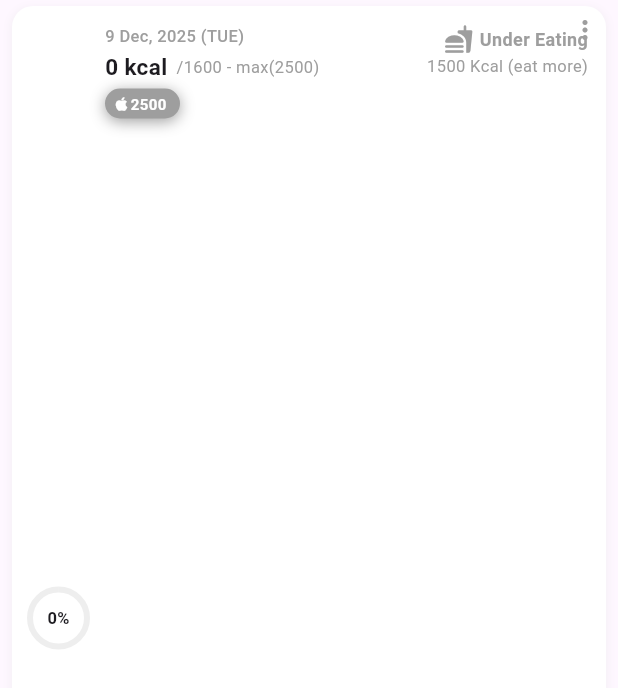
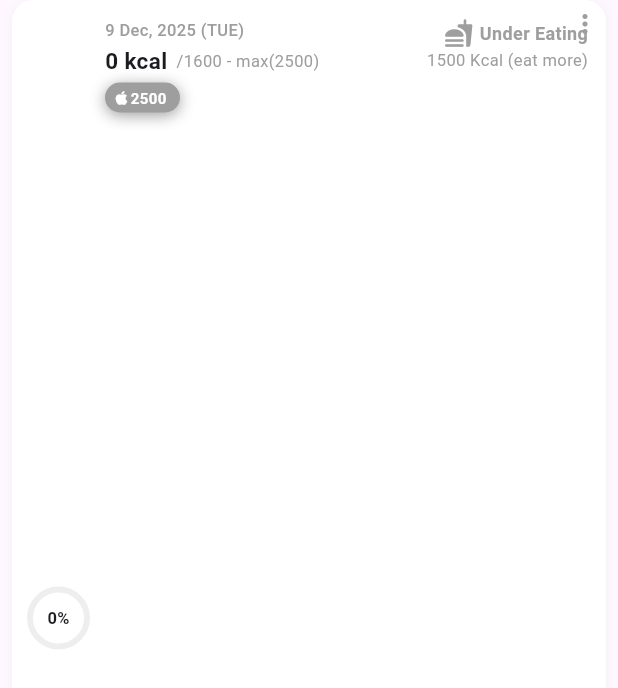
Before and after one commit to AshwaniDev101/Flutter-Calio-Firebase-Drift, a Flutter app: the _DayCard widget shown alone on an empty page, opened directly with empty values, on a phone screen of 412 x 824 dp. Shown: the top 688 px of the screen. Run offline on Flutter 3.47's test engine with Material 3 defaults, Android fonts, the phone set to English and light mode, and no system bars; our stand-ins replace cloud_firestore, firebase_core, logger, rxdart; accounts and stored records are empty; generated files the repository leaves out were written again.

Commit message:
ui: adjust margins and update opacity syntax in `listview.dart`
- Reduced vertical margin from 4 to 0 in the user history container layout.
- Replaced `withOpacity(0.3)` with `withValues(alpha: 0.3)` for box shadow styling.

```diff
--- a/lib/pages/user_history/widgets/listview.dart
+++ b/lib/pages/user_history/widgets/listview.dart
@@ -70,13 +70,13 @@ class _DayCard extends StatelessWidget {
     final formattedDate = DateFormat('d MMM, y').format(dateTime);
 
     return Container(
-      margin: const EdgeInsets.symmetric(horizontal: 8, vertical: 4),
+      margin: const EdgeInsets.symmetric(horizontal: 8, vertical: 0),
       decoration: BoxDecoration(
         color: Colors.white,
         borderRadius: BorderRadius.circular(14),
         boxShadow: [
           BoxShadow(
-            color: Colors.grey.shade300.withOpacity(0.3),
+            color: Colors.grey.shade300.withValues(alpha: 0.3),
             spreadRadius: 1,
             blurRadius: 4,
             offset: const Offset(0, 2),
```
